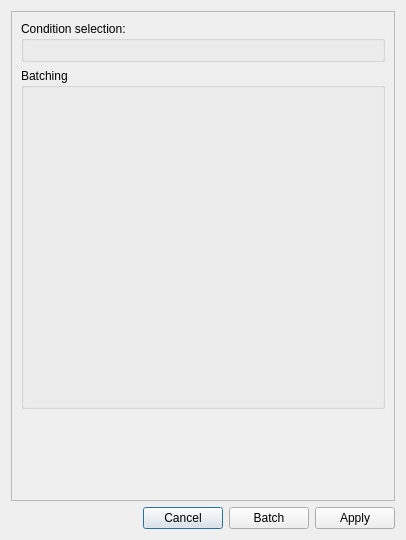
cibr-jyu/meggie_difference, file meggie_difference/utilities/dialogs/differenceDialogUi.ui: the form before one commit.
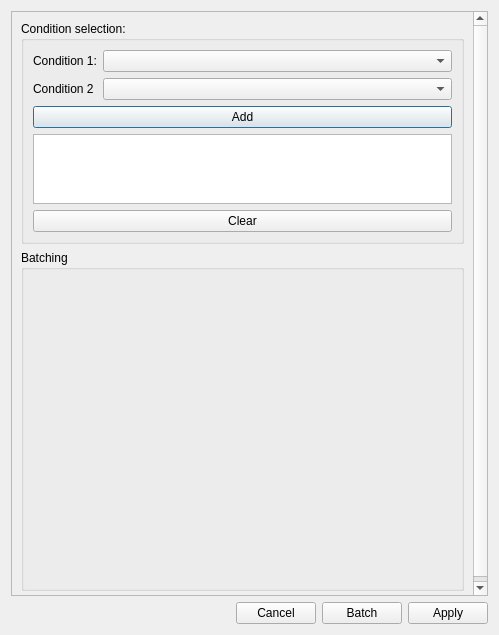
The form after the commit.

Commit message: Update difference dialog to include essential elements

Diff of the .ui file:
```diff
--- a/meggie_difference/utilities/dialogs/differenceDialogUi.ui
+++ b/meggie_difference/utilities/dialogs/differenceDialogUi.ui
@@ -6,8 +6,8 @@
    <rect>
     <x>0</x>
     <y>0</y>
-    <width>406</width>
-    <height>540</height>
+    <width>499</width>
+    <height>635</height>
    </rect>
   </property>
   <property name="windowTitle">
@@ -39,8 +39,8 @@
        <rect>
         <x>0</x>
         <y>0</y>
-        <width>386</width>
-        <height>484</height>
+        <width>465</width>
+        <height>630</height>
        </rect>
       </property>
       <property name="minimumSize">
@@ -55,7 +55,49 @@
          <property name="title">
           <string>Condition selection:</string>
          </property>
-         <layout class="QFormLayout" name="formLayout"/>
+         <layout class="QFormLayout" name="formLayout">
+          <item row="0" column="0">
+           <widget class="QLabel" name="labelCondition1">
+            <property name="text">
+             <string>Condition 1:</string>
+            </property>
+           </widget>
+          </item>
+          <item row="0" column="1">
+           <widget class="QComboBox" name="comboBoxCondition1"/>
+          </item>
+          <item row="1" column="0">
+           <widget class="QLabel" name="labelCondition2">
+            <property name="text">
+             <string>Condition 2</string>
+            </property>
+           </widget>
+          </item>
+          <item row="1" column="1">
+           <widget class="QComboBox" name="comboBoxCondition2"/>
+          </item>
+          <item row="2" column="0" colspan="2">
+           <widget class="QPushButton" name="pushButtonAdd">
+            <property name="text">
+             <string>Add</string>
+            </property>
+           </widget>
+          </item>
+          <item row="3" column="0" colspan="2">
+           <widget class="QListWidget" name="listWidgetDifferences">
+            <property name="selectionMode">
+             <enum>QAbstractItemView::NoSelection</enum>
+            </property>
+           </widget>
+          </item>
+          <item row="4" column="0" colspan="2">
+           <widget class="QPushButton" name="pushButtonClear">
+            <property name="text">
+             <string>Clear</string>
+            </property>
+           </widget>
+          </item>
+         </layout>
         </widget>
        </item>
        <item row="1" column="0">
```
The commit also changes 1 other file.
